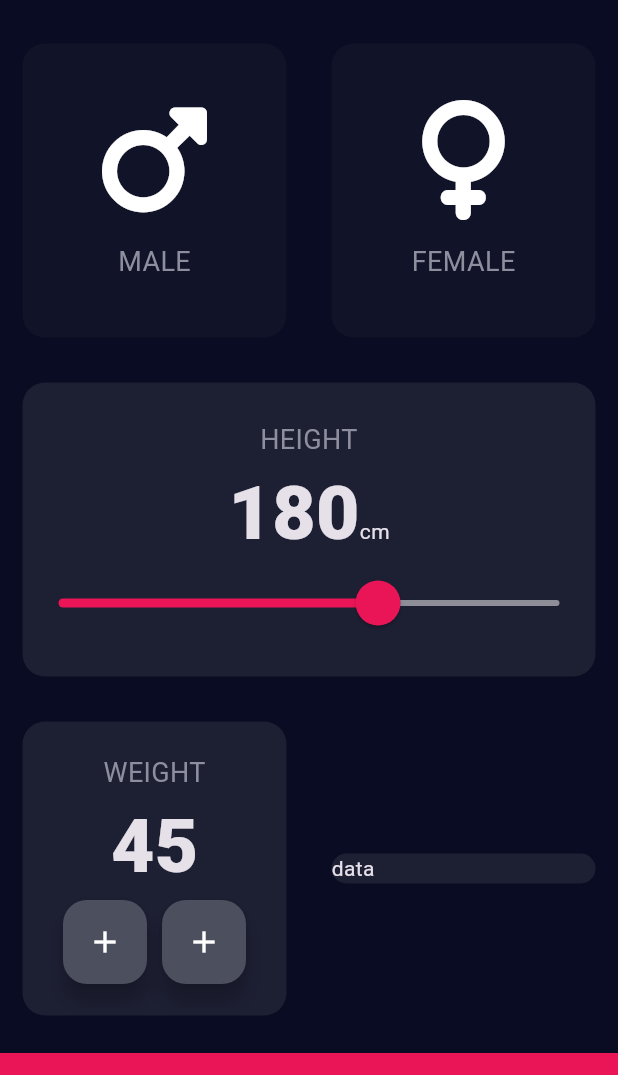
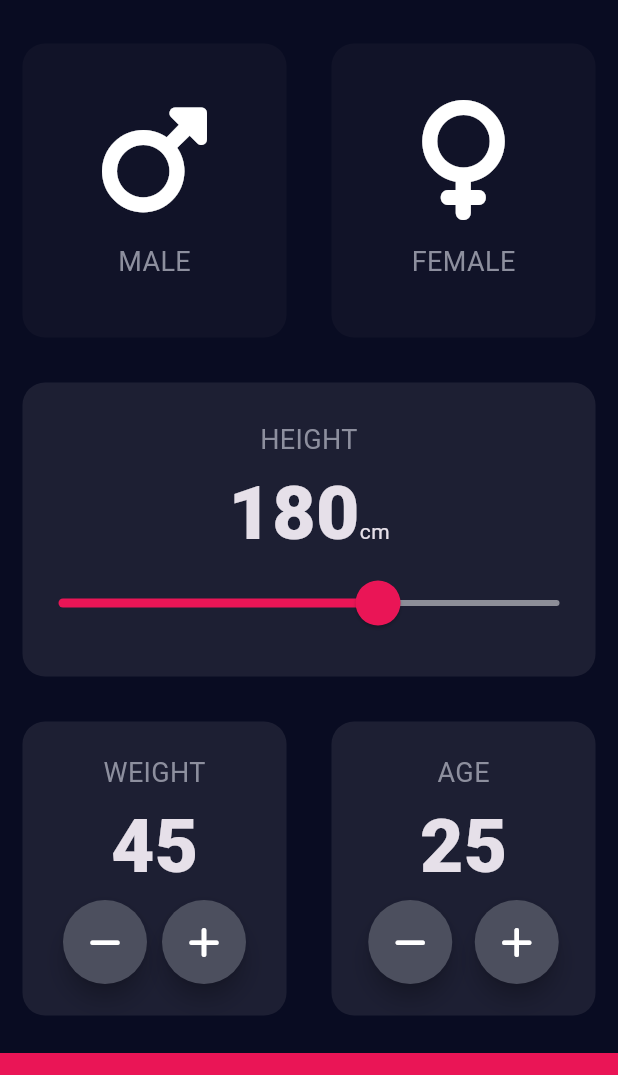
Before and after one commit to Amal-AM4/bmi_calc, a Flutter app: the screen it shows after launch, on a phone screen of 412 x 824 dp, the part 63-1138 px from its top. Run offline on Flutter 3.47's test engine with Material 3 defaults, Android fonts, the phone set to English and light mode, and no system bars; our stand-ins replace font_awesome_flutter.

Commit message:
custom roundbutton is completed

```diff
--- a/lib/input_page.dart
+++ b/lib/input_page.dart
@@ -14,6 +14,7 @@ class InputPage extends StatefulWidget {
 class _InputPageState extends State<InputPage> {
   int height = 180;
   int weight = 45;
+  int age = 25;
 
   Color maleInactiveColor = kinactiveContainerColor;
   Color femaleInactiveColor = kinactiveContainerColor;
@@ -141,16 +142,22 @@ class _InputPageState extends State<InputPage> {
                         Row(
                           mainAxisAlignment: MainAxisAlignment.center,
                           children: [
-                            FloatingActionButton(
-                              onPressed: () {},
-                              backgroundColor: Color(0xFF4c4f5e),
-                              child: Icon(Icons.add, color: Colors.white),
+                            RoundIconButton(
+                              icon: FontAwesomeIcons.minus,
+                              onPressed: () {
+                                setState(() {
+                                  weight--;
+                                });
+                              },
                             ),
                             SizedBox(width: 10.0),
-                            FloatingActionButton(
-                              onPressed: () {},
-                              backgroundColor: Color(0xFF4c4f5e),
-                              child: Icon(Icons.add, color: Colors.white),
+                            RoundIconButton(
+                              icon: FontAwesomeIcons.plus,
+                              onPressed: () {
+                                setState(() {
+                                  weight++;
+                                });
+                              },
                             ),
                           ],
                         ),
@@ -161,7 +168,35 @@ class _InputPageState extends State<InputPage> {
                 Expanded(
                   child: ReusableCard(
                     kolor: kresusableCardColor,
-                    cardChild: Text('data'),
+                    cardChild: Column(
+                      mainAxisAlignment: MainAxisAlignment.center,
+                      children: [
+                        Text('AGE', style: kLabelStyle),
+                        Text(age.toString(), style: knumberStyle),
+                        Row(
+                          mainAxisAlignment: MainAxisAlignment.center,
+                          children: [
+                            RoundIconButton(
+                              icon: FontAwesomeIcons.minus,
+                              onPressed: () {
+                                setState(() {
+                                  age--;
+                                });
+                              },
+                            ),
+                            SizedBox(width: 15.0),
+                            RoundIconButton(
+                              icon: FontAwesomeIcons.plus,
+                              onPressed: () {
+                                setState(() {
+                                  age++;
+                                });
+                              },
+                            ),
+                          ],
+                        ),
+                      ],
+                    ),
                   ),
                 ),
               ],
@@ -180,12 +215,21 @@ class _InputPageState extends State<InputPage> {
   }
 }
 
+class RoundIconButton extends StatelessWidget {
+  RoundIconButton({required this.icon, required this.onPressed});
 
-class RoundIconButton extends StatelessWidget {
-  const RoundIconButton({super.key});
+  final IconData icon;
+  final VoidCallback onPressed;
 
   @override
   Widget build(BuildContext context) {
-    return RawMaterialButton(onPressed: () {});
+    return RawMaterialButton(
+      child: Icon(icon),
+      onPressed: onPressed,
+      elevation: 6.0,
+      shape: CircleBorder(),
+      fillColor: Color(0xFF4c4f5e),
+      constraints: BoxConstraints.tightFor(width: 56.0, height: 56.0),
+    );
   }
 }
```
